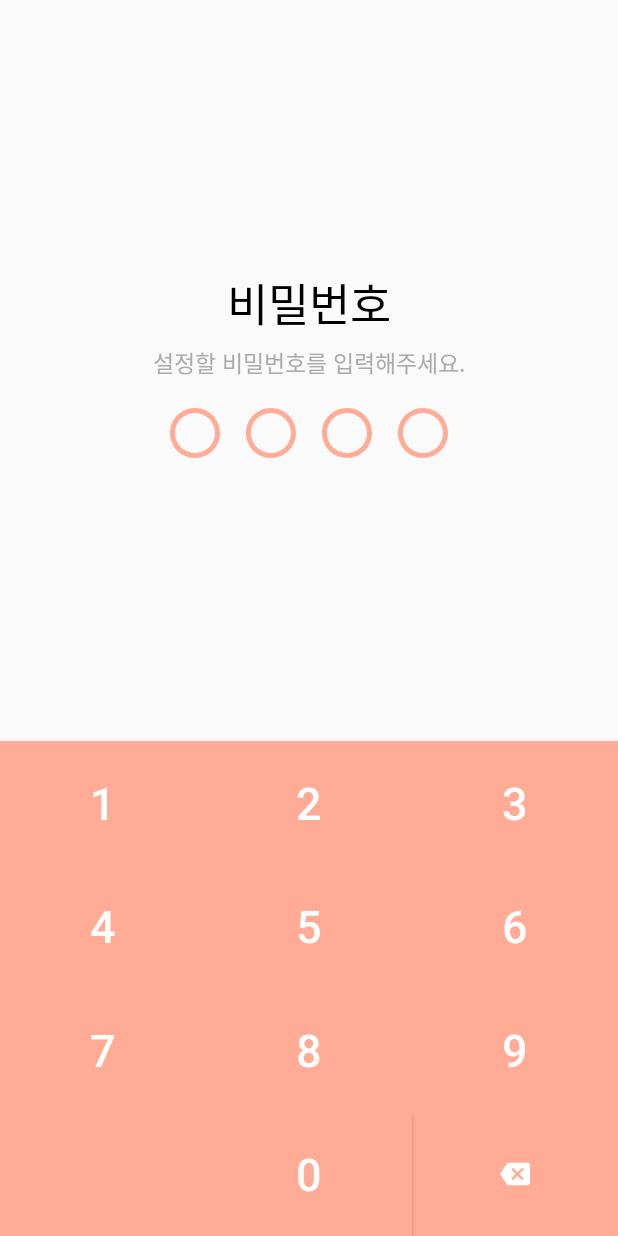
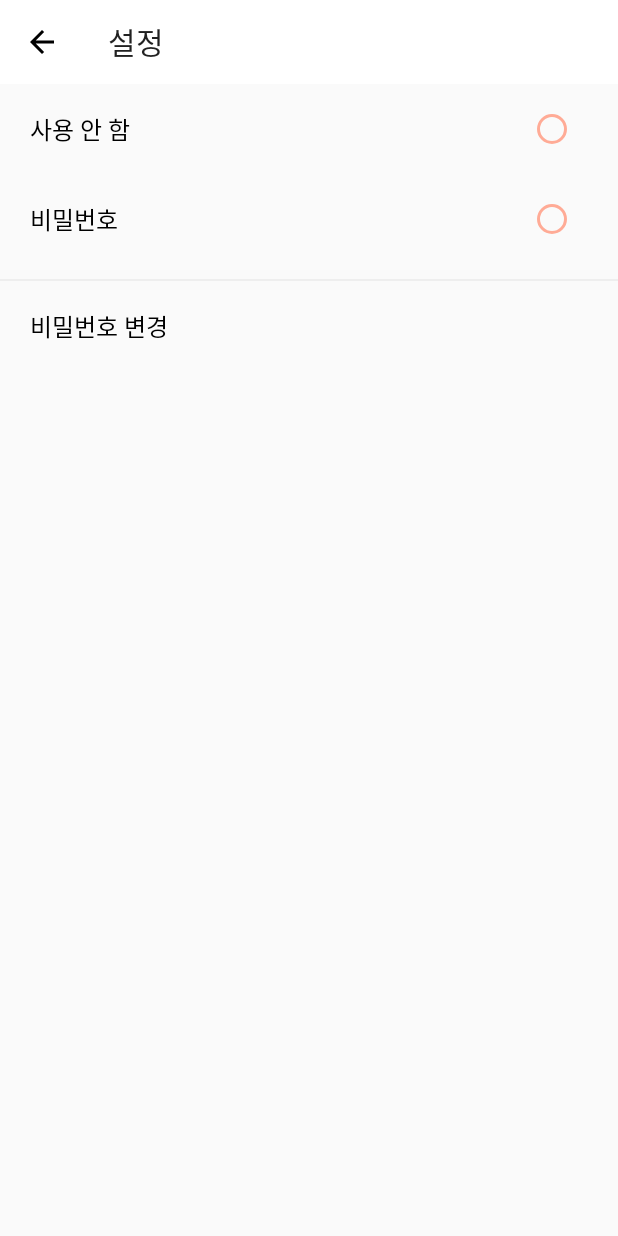
Before and after one commit to feel-coding/OurDiary, an Android app: the screen it shows after launch (PasswordSettingActivity before the commit, LockSettingActivity after it), on a phone screen of 412 x 824 dp. Run offline under Robolectric (Android 15) with nearby library versions, the phone set to English and light mode, and no system bars.

Commit message:
앱잠금 미사용시 비밀번호 변경 비활성화

```diff
--- a/app/src/main/AndroidManifest.xml
+++ b/app/src/main/AndroidManifest.xml
@@ -9,10 +9,8 @@
         android:roundIcon="@mipmap/ic_launcher_round"
         android:supportsRtl="true"
         android:theme="@style/Theme.AppCompat.Light.NoActionBar">
-        <activity android:name=".PasswordSettingActivity"></activity>
-        <activity
-            android:name=".mypage.LockActivity"
-            android:label="@string/title_activity_lock" />
+        <activity android:name=".mypage.LockSettingActivity"></activity>
+        <activity android:name=".PasswordSettingActivity" />
         <activity android:name=".main.MainActivity">
             <intent-filter>
                 <action android:name="android.intent.action.MAIN" />
--- a/app/src/main/java/sungshin/project/ourdiaryapplication/home/fragments/MyItemDecoration.java
+++ b/app/src/main/java/sungshin/project/ourdiaryapplication/home/fragments/MyItemDecoration.java
@@ -18,7 +18,7 @@ public class MyItemDecoration extends RecyclerView.ItemDecoration {
 
         outRect.set(20, 20, 20, 20);
 
-        view.setBackgroundColor(0xFFEEEEEE);
+        view.setBackgroundColor(0xFFFFFFFF);
         ViewCompat.setElevation(view, 20.0f);
     }
 
--- a/app/src/main/java/sungshin/project/ourdiaryapplication/main/MainActivity.java
+++ b/app/src/main/java/sungshin/project/ourdiaryapplication/main/MainActivity.java
@@ -11,10 +11,9 @@ import androidx.viewpager2.widget.ViewPager2;
 import com.google.android.material.bottomnavigation.BottomNavigationView;
 
 
-import sungshin.project.ourdiaryapplication.PasswordSettingActivity;
 import sungshin.project.ourdiaryapplication.R;
 import sungshin.project.ourdiaryapplication.main.adapter.MainViewPagerAdapter;
-import sungshin.project.ourdiaryapplication.mypage.LockActivity;
+import sungshin.project.ourdiaryapplication.mypage.LockSettingActivity;
 
 @SuppressWarnings("deprecation")
 public class MainActivity extends AppCompatActivity {
@@ -30,8 +29,9 @@ public class MainActivity extends AppCompatActivity {
         super.onCreate(savedInstanceState);
         setContentView(R.layout.activity_main);
 
-        Intent i = new Intent(this, PasswordSettingActivity.class);
+        Intent i = new Intent(this, LockSettingActivity.class);
         startActivity(i);
+
         mainViewPagerAdapter = new MainViewPagerAdapter(this, 4);
         mainViewPager = findViewById(R.id.main_viewpager);
         mainViewPager.setAdapter(mainViewPagerAdapter);
--- /dev/null
+++ b/app/src/main/java/sungshin/project/ourdiaryapplication/mypage/LockSettingActivity.java
@@ -0,0 +1,52 @@
+package sungshin.project.ourdiaryapplication.mypage;
+
+import androidx.appcompat.app.ActionBar;
+import androidx.appcompat.app.AppCompatActivity;
+import androidx.appcompat.widget.Toolbar;
+
+import android.os.Bundle;
+import android.util.Log;
+import android.view.View;
+import android.widget.RadioButton;
+import android.widget.TextView;
+
+import org.w3c.dom.Text;
+
+import sungshin.project.ourdiaryapplication.R;
+
+public class LockSettingActivity extends AppCompatActivity {
+
+    @Override
+    protected void onCreate(Bundle savedInstanceState) {
+        super.onCreate(savedInstanceState);
+        setContentView(R.layout.activity_lock_setting);
+
+        //뒤로가기 버튼 만들기
+        Toolbar toolbar = findViewById(R.id.lock_toolbar);
+        setSupportActionBar(toolbar);
+        ActionBar actionBar = getSupportActionBar();
+        actionBar.setDisplayShowCustomEnabled(true); //커스터마이징 하기 위해 필요
+        actionBar.setDisplayShowTitleEnabled(true);
+        actionBar.setDisplayHomeAsUpEnabled(true); // 뒤로가기 버튼, 디폴트로 true만 해도 백버튼이 생김
+        actionBar.setHomeAsUpIndicator(R.drawable.arrow_back);
+    }
+
+    public void passwordCheck(View v) {
+        RadioButton rb;
+        TextView tv = findViewById(R.id.changePwTv);
+        switch (v.getId()) {
+            case R.id.noPwTv:
+                rb = findViewById(R.id.noPassword);
+                rb.setChecked(true);
+                tv = findViewById(R.id.changePwTv);
+                tv.setTextColor(getResources().getColor(R.color.gray));
+                tv.setClickable(false);
+                break;
+            case R.id.yesPwTv:
+                rb = findViewById(R.id.password);
+                rb.setChecked(true);
+                tv.setTextColor(getResources().getColor(R.color.black));
+                tv.setClickable(true);
+        }
+    }
+}
--- /dev/null
+++ b/app/src/main/res/drawable/arrow_back.xml
@@ -0,0 +1,9 @@
+<vector xmlns:android="http://schemas.android.com/apk/res/android"
+        android:width="24dp"
+        android:height="24dp"
+        android:viewportWidth="24.0"
+        android:viewportHeight="24.0">
+    <path
+        android:fillColor="#FF000000"
+        android:pathData="M20,11H7.83l5.59,-5.59L12,4l-8,8 8,8 1.41,-1.41L7.83,13H20v-2z"/>
+</vector>
--- /dev/null
+++ b/app/src/main/res/layout/activity_lock_setting.xml
@@ -0,0 +1,82 @@
+<?xml version="1.0" encoding="utf-8"?>
+<LinearLayout xmlns:android="http://schemas.android.com/apk/res/android"
+    xmlns:app="http://schemas.android.com/apk/res-auto"
+    xmlns:tools="http://schemas.android.com/tools"
+    android:layout_width="match_parent"
+    android:orientation="vertical"
+    android:layout_height="match_parent"
+    tools:context=".mypage.LockSettingActivity">
+
+    <androidx.appcompat.widget.Toolbar
+        xmlns:android="http://schemas.android.com/apk/res/android"
+        android:id="@+id/lock_toolbar"
+        app:title="설정"
+        android:layout_width="match_parent"
+        android:layout_height="wrap_content"
+        android:background="#ffffff"/>
+
+
+
+    <RelativeLayout
+        android:layout_width="match_parent"
+        android:layout_height="120dp">
+        <TextView
+            android:layout_marginLeft="20dp"
+            android:text="사용 안 함"
+            android:id="@+id/noPwTv"
+            android:textSize="16dp"
+            android:onClick="passwordCheck"
+            android:textColor="#000000"
+            android:gravity="center_vertical"
+            android:layout_width="match_parent"
+            android:layout_height="60dp" />
+        <TextView
+            android:layout_marginLeft="20dp"
+            android:text="비밀번호"
+            android:id="@+id/yesPwTv"
+            android:layout_marginTop="60dp"
+            android:onClick="passwordCheck"
+            android:textSize="16dp"
+            android:textColor="#000000"
+            android:gravity="center_vertical"
+            android:layout_width="match_parent"
+            android:layout_height="60dp" />
+        <RadioGroup
+            android:layout_width="match_parent"
+            android:id="@+id/radioGroup"
+            android:layout_height="match_parent">
+            <RadioButton
+                android:text=""
+                android:id="@+id/noPassword"
+                android:layout_width="60dp"
+                android:focusedByDefault="true"
+                android:layout_gravity="end"
+                android:buttonTint="@color/colorPrimary"
+                android:layout_height="60dp" />
+
+            <RadioButton
+                android:text=""
+                android:id="@+id/password"
+                android:buttonTint="@color/colorPrimary"
+                android:layout_width="60dp"
+                android:layout_gravity="end"
+                android:layout_height="60dp" />
+        </RadioGroup>
+    </RelativeLayout>
+    <VideoView
+        android:layout_marginTop="10dp"
+        android:layout_width="match_parent"
+        android:layout_height="1dp"
+        android:layout_centerInParent="true"
+        android:background="#eeeeee" />
+
+    <TextView
+        android:layout_width="match_parent"
+        android:layout_height="60dp" android:textSize="16dp"
+        android:textColor="@color/black"
+        android:gravity="center_vertical"
+        android:clickable="true"
+        android:paddingLeft="20dp"
+        android:id="@+id/changePwTv"
+        android:text="비밀번호 변경"/>
+</LinearLayout>
--- a/app/src/main/res/layout/fragment_home.xml
+++ b/app/src/main/res/layout/fragment_home.xml
@@ -71,6 +71,7 @@
             android:id="@+id/home_viewpager"
             android:layout_width="match_parent"
             android:layout_height="0dp"
+            android:background="#f0f0f0"
             app:layout_constraintBottom_toBottomOf="parent"
             app:layout_constraintEnd_toEndOf="parent"
             app:layout_constraintStart_toStartOf="parent"
--- a/app/src/main/res/values/strings.xml
+++ b/app/src/main/res/values/strings.xml
@@ -22,4 +22,5 @@
     <string name="attachment_summary_on">Automatically download attachments for incoming emails
     </string>
     <string name="attachment_summary_off">Only download attachments when manually requested</string>
+    <string name="title_activity_setting_lock">SettingLock</string>
 </resources>
```
Also changed, not shown: app/src/main/java/sungshin/project/ourdiaryapplication/home/fragments/HomeFriendFragment.java (+20 -1 lines), app/src/main/java/sungshin/project/ourdiaryapplication/home/fragments/HomeGroupFragment.java (+20 -2 lines), app/src/main/java/sungshin/project/ourdiaryapplication/home/fragments/HomeMyFragment.java (+20 -2 lines), app/src/main/java/sungshin/project/ourdiaryapplication/mypage/LockActivity.java (deleted, +0 -34 lines), app/src/main/res/layout/feed_item.xml (+23 -13 lines), app/src/main/res/xml/root_preferences.xml (deleted, +0 -34 lines).
